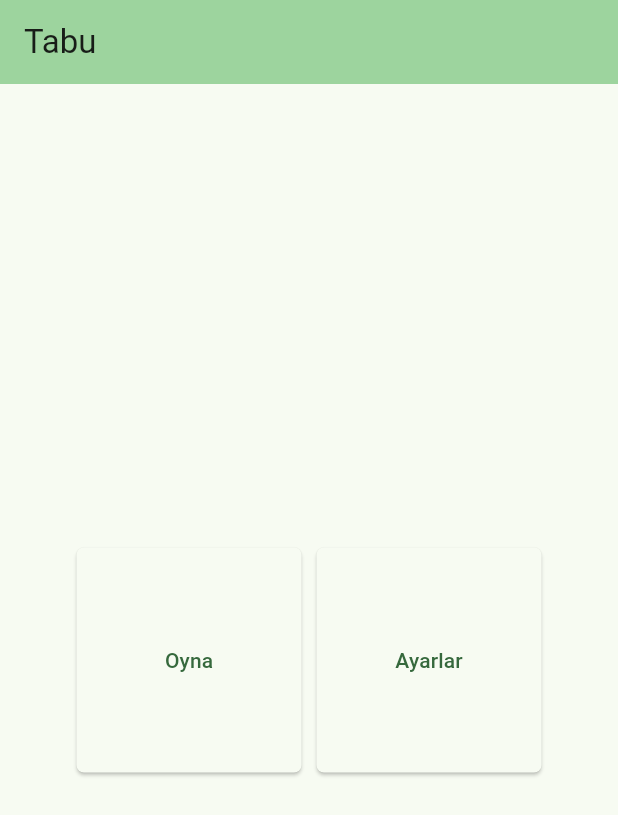
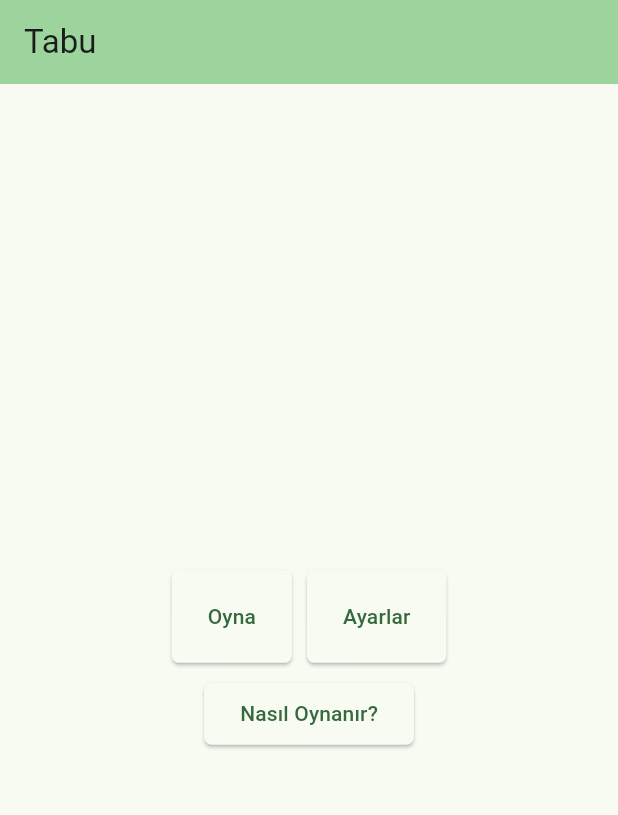
Before and after one commit to bsametarman/taboo-game, a Flutter app: the screen it shows after launch, on a phone screen of 412 x 824 dp. Shown: the top 815 px of the screen. Run offline on Flutter 3.47's test engine with Material 3 defaults, Android fonts, the phone set to English and light mode, and no system bars; our stand-ins replace shared_preferences.

Commit message:
new button added for how to play page

```diff
--- a/lib/main.dart
+++ b/lib/main.dart
@@ -1,7 +1,9 @@
 import 'package:flutter/material.dart';
 import 'package:tabu/Materials/Buttons.dart';
 import 'package:tabu/Materials/appTheme.dart';
+import 'package:tabu/Materials/sizedBoxes.dart';
 import 'package:tabu/gameStartPage.dart';
+import 'package:tabu/howToPlayPage.dart';
 import 'package:tabu/settings.dart';
 
 void main() {
@@ -34,6 +36,8 @@ class MyHomePage extends StatefulWidget {
 class _MyHomePageState extends State<MyHomePage> {
   @override
   Widget build(BuildContext context) {
+    double screenWidth = MediaQuery.of(context).size.width;
+
     return Scaffold(
       appBar: AppBar(
         backgroundColor: Theme.of(context).colorScheme.inversePrimary,
@@ -49,8 +53,8 @@ class _MyHomePageState extends State<MyHomePage> {
                 Buttons().mainPageButton(
                     text: "Oyna",
                     radius: 5,
-                    width: 150,
-                    height: 150,
+                    width: screenWidth * 0.15,
+                    height: screenWidth * 0.15,
                     onPressedFunction: () {
                       Navigator.push(
                           context,
@@ -63,15 +67,28 @@ class _MyHomePageState extends State<MyHomePage> {
                 Buttons().mainPageButton(
                   text: "Ayarlar",
                   radius: 5,
-                    width: 150,
-                    height: 150,
+                  width: screenWidth * 0.15,
+                  height: screenWidth * 0.15,
                   onPressedFunction: () {
                     Navigator.push(
                         context,
                         MaterialPageRoute(
                             builder: (context) => const Settings()));
-                    }),
+                  },
+                ),
               ],
+            ),
+            SizedBoxes().verticalSizedBox(),
+            Buttons().mainPageButton(
+              text: "Nasıl Oynanır?",
+              width: screenWidth * 0.3,
+              height: screenWidth * 0.1,
+              onPressedFunction: () {
+                Navigator.push(
+                    context,
+                    MaterialPageRoute(
+                        builder: (context) => const HowToPlayPage()));
+              },
             ),
           ],
         ),
```
Lines whose indentation alone changed are shown as unchanged.
